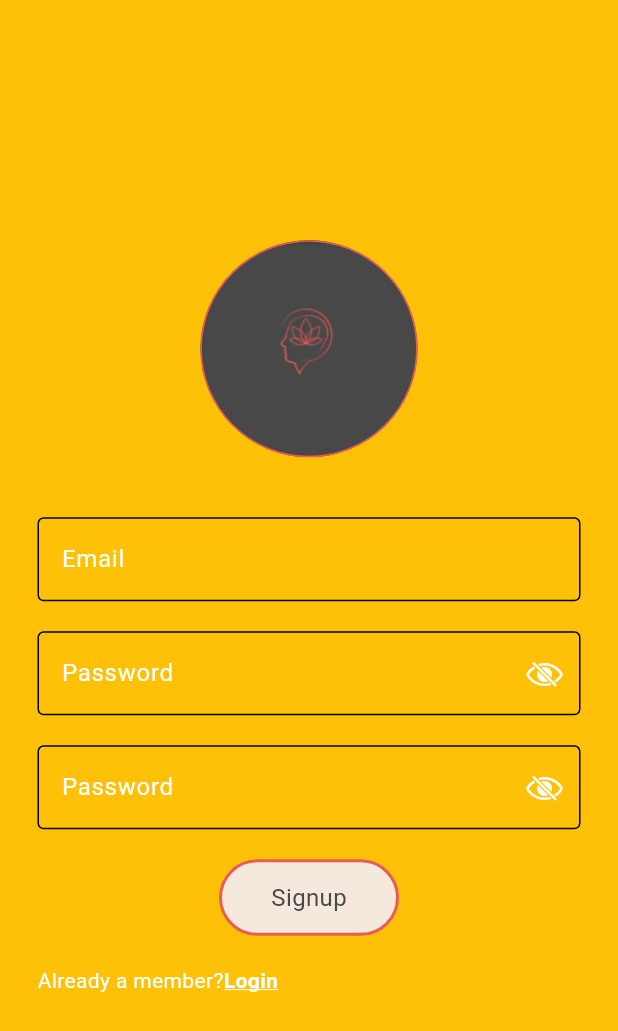
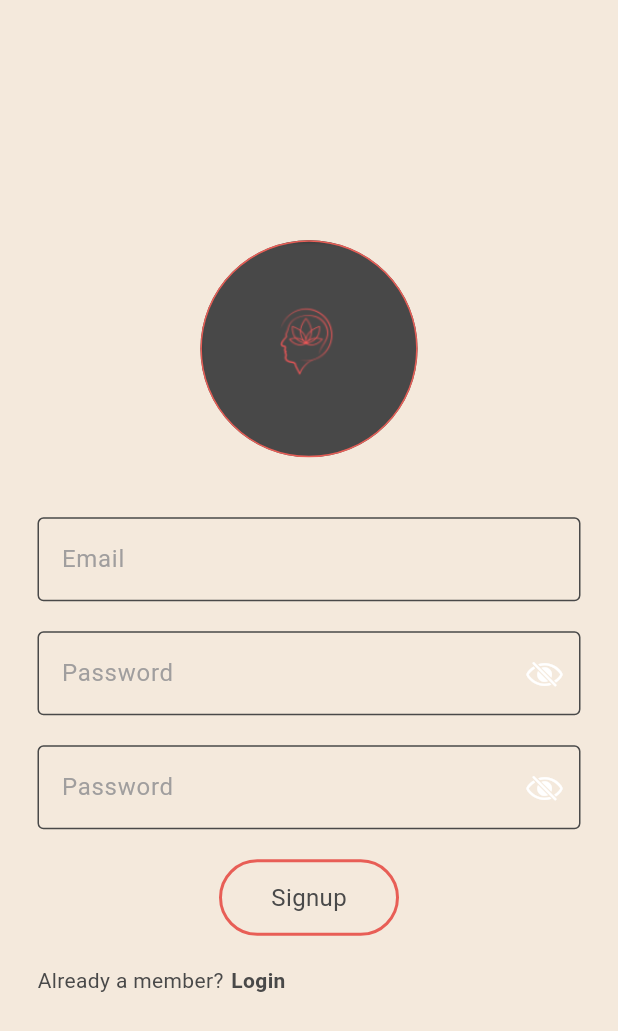
Before and after one commit to broken555wheel/Ahueni, a Flutter app: the screen it shows after launch, after a tap on "Signup", on a phone screen of 412 x 824 dp. Shown: the top 1031 px of the screen. Run offline on Flutter 3.47's test engine with Material 3 defaults, Android fonts, the phone set to English and light mode, and no system bars; our stand-ins replace firebase_auth, firebase_core; accounts and stored records are empty; network calls fail.

Commit message:
Added features and made changes to the app

```diff
--- a/lib/components/my_text_field.dart
+++ b/lib/components/my_text_field.dart
@@ -20,9 +20,15 @@ class MyTextField extends StatelessWidget {
       obscureText: obscureText,
       decoration: InputDecoration(
         hintText: hintText,
-        hintStyle: const TextStyle(),
-        enabledBorder: const OutlineInputBorder(),
-        focusedBorder: const OutlineInputBorder(),
+        hintStyle: TextStyle(
+          color: Theme.of(context).colorScheme.tertiary,
+        ),
+        enabledBorder:  OutlineInputBorder(
+            borderSide: BorderSide(color: Theme.of(context).colorScheme.secondary)
+          ),
+        focusedBorder:  OutlineInputBorder(
+          borderSide: BorderSide(color: Theme.of(context).colorScheme.primary),
+        ),
         suffixIcon: suffixIcon,
       ),
     );
--- a/lib/main.dart
+++ b/lib/main.dart
@@ -27,6 +27,7 @@ class MyApp extends StatelessWidget {
       debugShowCheckedModeBanner: false,
       home: const AuthGate(),
       theme: appColors,
+
     );
   }
 }
--- a/lib/pages/home_page.dart
+++ b/lib/pages/home_page.dart
@@ -2,7 +2,6 @@ import 'package:ahueni/components/my_app_bar.dart';
 import 'package:ahueni/components/my_button.dart';
 import 'package:ahueni/components/my_drawer.dart';
 import 'package:flutter/material.dart';
-import 'package:flutter/widgets.dart';
 
 class HomePage extends StatefulWidget {
   const HomePage({super.key});
--- a/lib/pages/login_page.dart
+++ b/lib/pages/login_page.dart
@@ -88,15 +88,18 @@ class _LoginPage extends State<LoginPage> {
                   ),
                   Row(
                     children: [
-                      const Text('Not a member?'),
+                      Text('Not a member?',
+                      style: TextStyle(
+                        color: Theme.of(context).colorScheme.secondary,
+                      ),),
                       const SizedBox(width: 4),
                       GestureDetector(
                         onTap: widget.onTap,
-                        child: const Text(
+                        child: Text(
                           'Signup',
                           style: TextStyle(
+                            color: Theme.of(context).colorScheme.secondary,
                             fontWeight: FontWeight.bold,
-                            decoration: TextDecoration.underline,
                             fontSize: 16,
                           ),
                         ),
--- a/lib/pages/signup_page.dart
+++ b/lib/pages/signup_page.dart
@@ -72,7 +72,7 @@ class _SignupPage extends State<SignupPage> {
   @override
   Widget build(BuildContext context) {
     return Scaffold(
-      backgroundColor: Colors.amber,
+      backgroundColor: Theme.of(context).colorScheme.surface,
       body: Center(
         child: Padding(
           padding: const EdgeInsets.symmetric(horizontal: 25),
@@ -135,15 +135,15 @@ class _SignupPage extends State<SignupPage> {
                 const SizedBox(height: 20),
                 Row(
                   children: [
-                    const Text('Already a member?'),
+                    Text('Already a member?', style: TextStyle(color: Theme.of(context).colorScheme.secondary)),
+                    const SizedBox(width: 5),
                     GestureDetector(
                       onTap: widget.onTap,
-                      child: const Text(
+                      child: Text(
                         'Login',
                         style: TextStyle(
                           fontWeight: FontWeight.bold,
-                          decoration: TextDecoration.underline,
-                        ),
+color: Theme.of(context).colorScheme.secondary                        ),
                       ),
                     ),
                   ],
--- a/lib/themes/app_colors.dart
+++ b/lib/themes/app_colors.dart
@@ -5,6 +5,7 @@ ThemeData appColors = ThemeData(
     surface: Color.fromARGB(255, 244, 233, 220),
     secondary: Color.fromARGB(255, 73, 73, 73),
     primary: Color.fromARGB(255, 232, 94, 86),
+    tertiary: Color.fromARGB(255, 160, 158, 158),
 
-  )
-);
+  ),
+  );
```
